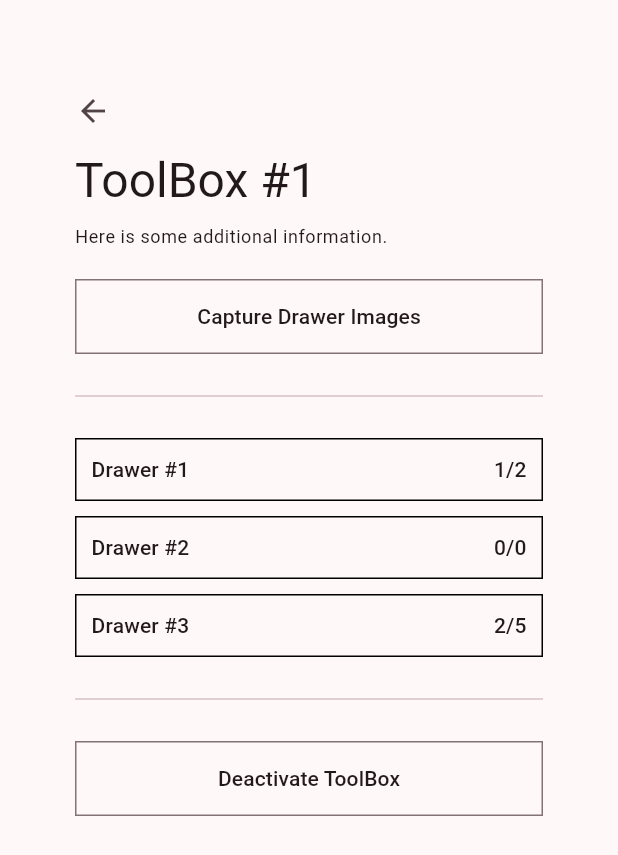
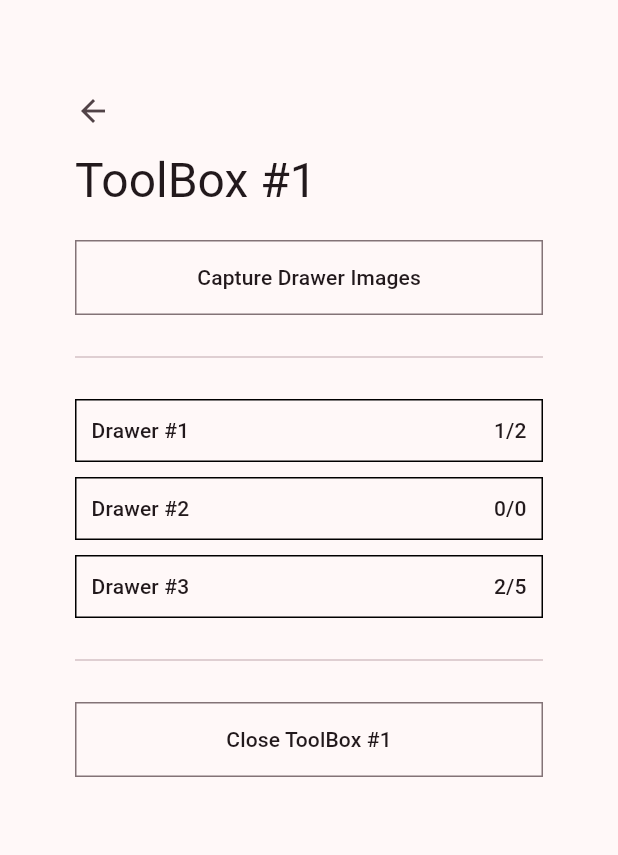
Before and after one commit to aryan-parcell/toolsight, a Flutter app: the Home screen opened by its route, after a tap on "ToolBox #1", on a phone screen of 412 x 824 dp. Shown: the top 855 px of the screen. Run offline on Flutter 3.47's test engine with Material 3 defaults, Android fonts, the phone set to English and light mode, and no system bars; our stand-ins replace go_router.

Commit message:
Minor UI updates
Demo-ed UI/UX to Erica and James and made corresponding minor changes.

```diff
--- a/lib/pages/drawer_capture.dart
+++ b/lib/pages/drawer_capture.dart
@@ -77,7 +77,6 @@ class _DrawerCaptureState extends State<DrawerCapture> {
                 spacing: 10,
                 children: [
                   Text("Drawer Capture", style: Theme.of(context).textTheme.headlineLarge),
-                  Text("Here is some additional information.", style: Theme.of(context).textTheme.bodySmall),
                 ],
               ),
               Row(
--- a/lib/pages/drawer_page.dart
+++ b/lib/pages/drawer_page.dart
@@ -61,7 +61,6 @@ class _DrawerPageState extends State<DrawerPage> {
                 spacing: 10,
                 children: [
                   Text(drawer.name, style: Theme.of(context).textTheme.headlineLarge),
-                  Text("Here is some additional information.", style: Theme.of(context).textTheme.bodySmall),
                 ],
               ),
               Row(
--- a/lib/pages/home.dart
+++ b/lib/pages/home.dart
@@ -42,14 +42,13 @@ class _HomeState extends State<Home> {
             spacing: 10,
             children: [
               Text("Home", style: Theme.of(context).textTheme.headlineLarge),
-              Text("Here is some additional information.", style: Theme.of(context).textTheme.bodySmall),
             ],
           ),
           Column(
             crossAxisAlignment: CrossAxisAlignment.start,
             spacing: 10,
             children: [
-              Text("Activate New ToolBox", style: Theme.of(context).textTheme.titleLarge),
+              Text("Open New ToolBox", style: Theme.of(context).textTheme.titleLarge),
               Row(
                 spacing: 10,
                 children: [
--- a/lib/pages/toolbox_page.dart
+++ b/lib/pages/toolbox_page.dart
@@ -59,7 +59,6 @@ class _ToolboxPageState extends State<ToolboxPage> {
                 spacing: 10,
                 children: [
                   Text(toolbox.name, style: Theme.of(context).textTheme.headlineLarge),
-                  Text("Here is some additional information.", style: Theme.of(context).textTheme.bodySmall),
                 ],
               ),
               Row(
@@ -86,7 +85,7 @@ class _ToolboxPageState extends State<ToolboxPage> {
               Row(
                 children: [
                   WideButton(
-                    text: "Deactivate ToolBox",
+                    text: "Close ${toolbox.name}",
                     onPressed: () {
                       context.pushNamed(AppRoute.complete.name, pathParameters: {'toolbox_id': toolbox.id});
                     },
--- a/lib/router.dart
+++ b/lib/router.dart
@@ -1,6 +1,6 @@
 import 'package:flutter/material.dart';
 import 'package:go_router/go_router.dart';
-import 'package:toolsight/pages/complete_session.dart';
+import 'package:toolsight/pages/serviceability.dart';
 import 'package:toolsight/pages/drawer_capture.dart';
 import 'package:toolsight/pages/drawer_page.dart';
 import 'package:toolsight/pages/home.dart';
@@ -67,7 +67,7 @@ GoRouter createRouter() {
           GoRoute(
             path: AppRoute.complete.path,
             name: AppRoute.complete.name,
-            builder: (context, state) => CompleteSession(state.pathParameters['toolbox_id']!),
+            builder: (context, state) => ServiceabilityQuestionnaire(state.pathParameters['toolbox_id']!),
           ),
           GoRoute(
             path: AppRoute.drawer.path,
```
Also changed, not shown: lib/pages/complete_session.dart (deleted, +0 -70 lines), lib/pages/serviceability.dart (added, +47 -0 lines).
